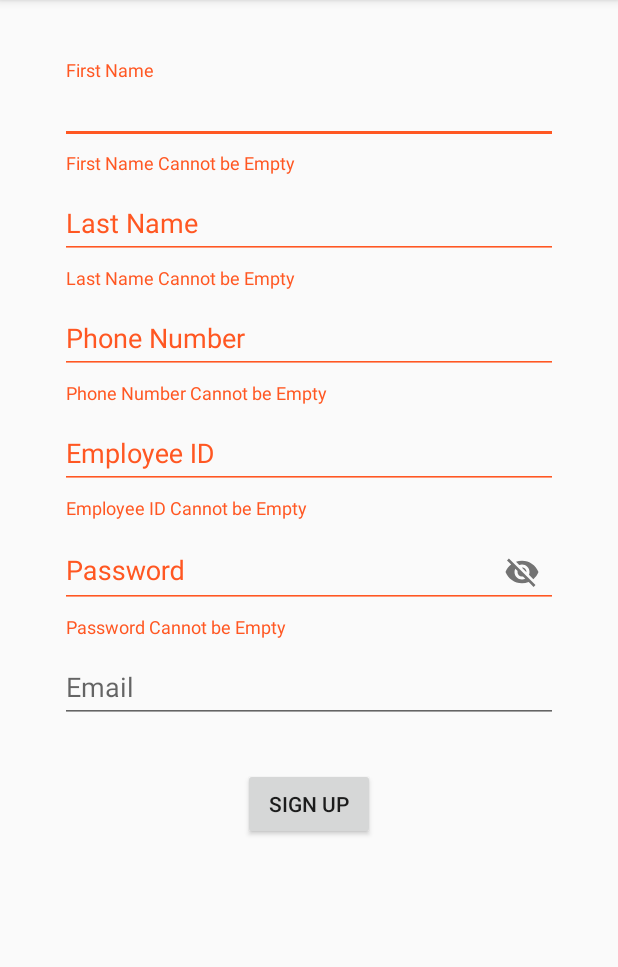
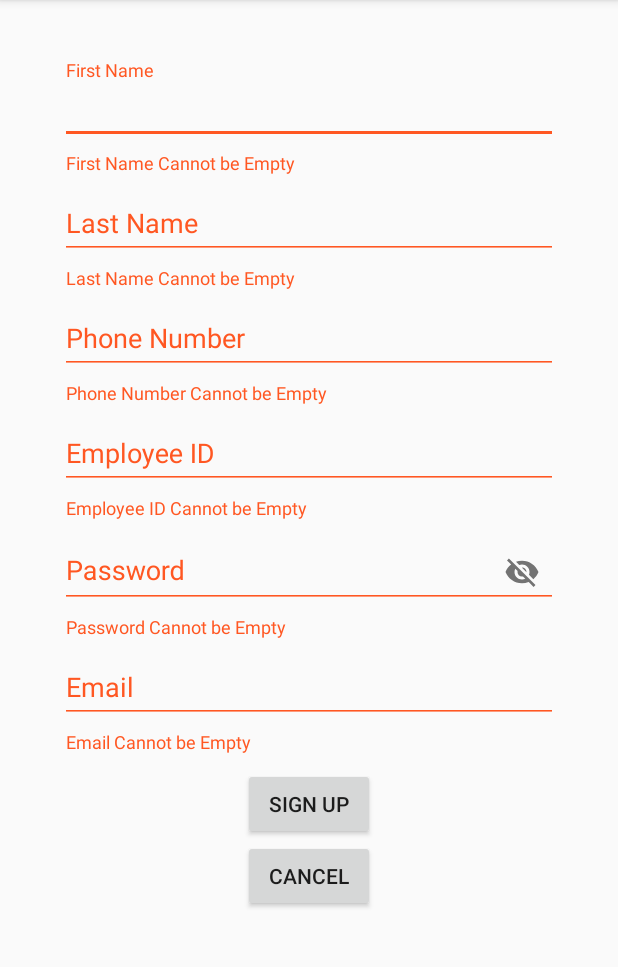
Before and after one commit to leaagithub/GISAProject, an Android app: the SignUpActivity screen opened directly, with no data from a screen before it, after a tap on "SIGN UP", on a phone screen of 412 x 824 dp, the part 84-1051 px from its top. Run offline under Robolectric (Android 15) with nearby library versions, the phone set to English and light mode, and no system bars; our stand-ins replace RxJava; 1 other tap on this screen came first.

Commit message:
SIGNUP BUG FIX: ReSPONSE FOR SIGNUP HAS BEEN FIXED

```diff
--- a/app/src/main/java/com/phoenixcodingcsc191/gisaproject/SignUpActivity.java
+++ b/app/src/main/java/com/phoenixcodingcsc191/gisaproject/SignUpActivity.java
@@ -81,10 +81,25 @@ public class SignUpActivity extends AppCompatActivity {
             .subscribe(new Consumer<String>() {
                 @Override
                 public void accept(String s) throws Exception {
+                    successfulRegister(s);
 
                 }
             })
         );
+    }
+    private void successfulRegister(String s){
+        String successful = new String("Registered");
+        if(successful.equals(s)){
+            showResponse("Successful Status: " + s);
+            startActivity(new Intent(SignUpActivity.this, LoginScreenActivity.class));
+            finish();
+        }
+        else {
+            showResponse("Status: " + s);
+        }
+    }
+    public void showResponse(String response){
+        Toast.makeText(this, response, Toast.LENGTH_SHORT).show();
     }
     @Override public void onBackPressed(){}
     private void signUpButonActivity(){
@@ -153,9 +168,20 @@ public class SignUpActivity extends AppCompatActivity {
             return true;
         }
     }
+    private boolean validateEmail(){
+        String emailInput = textEmail.getEditText().getText().toString().trim();
+
+        if(emailInput.isEmpty()){
+            textEmail.setError("Email Cannot be Empty");
+            return false;
+        }else{
+            textEmail.setError(null);
+            return true;
+        }
+    }
 
     public void confirmInput(View v){
-        if (!validateFirstName() | !validateLastName() | !validateEmployeeID() | !validatePhoneNo() | !validatePassword()){
+        if (!validateFirstName() | !validateLastName() | !validateEmployeeID() | !validatePhoneNo() | !validatePassword() | !validateEmail()){
             return;
         }
         //loginButtonActivity();
@@ -166,6 +192,8 @@ public class SignUpActivity extends AppCompatActivity {
                 textInputPassword.getEditText().getText().toString(),
                 textEmail.getEditText().getText().toString());
 
+    }
+    public void cancelSignUp(View v){
         startActivity(new Intent(SignUpActivity.this, LoginScreenActivity.class));
         finish();
     }
--- a/app/src/main/res/layout/activity_signup.xml
+++ b/app/src/main/res/layout/activity_signup.xml
@@ -107,7 +107,7 @@
             android:layout_width="match_parent"
             android:layout_height="0dp"
             android:orientation="vertical"
-            android:layout_weight="1"
+            android:layout_weight="2"
             android:layout_gravity="center">
 
 
@@ -120,6 +120,14 @@
                 android:text="Sign Up"
                 android:onClick="confirmInput"
                 />
+            <Button
+                android:id="@+id/buttonExitSignUpPage"
+                android:layout_width="wrap_content"
+                android:layout_height="wrap_content"
+                android:layout_gravity="center_horizontal"
+                android:onClick="cancelSignUp"
+                android:text = "Cancel"
+                />
         </LinearLayout>
     </LinearLayout>
 
```
Also changed, not shown: 1 other file.
